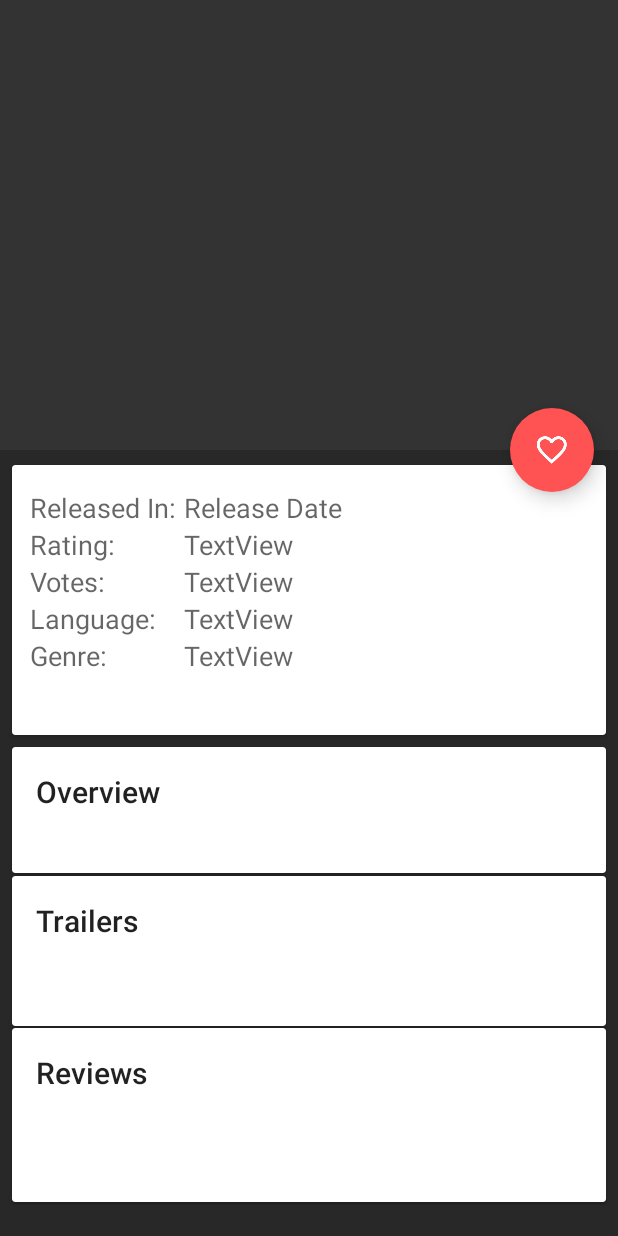
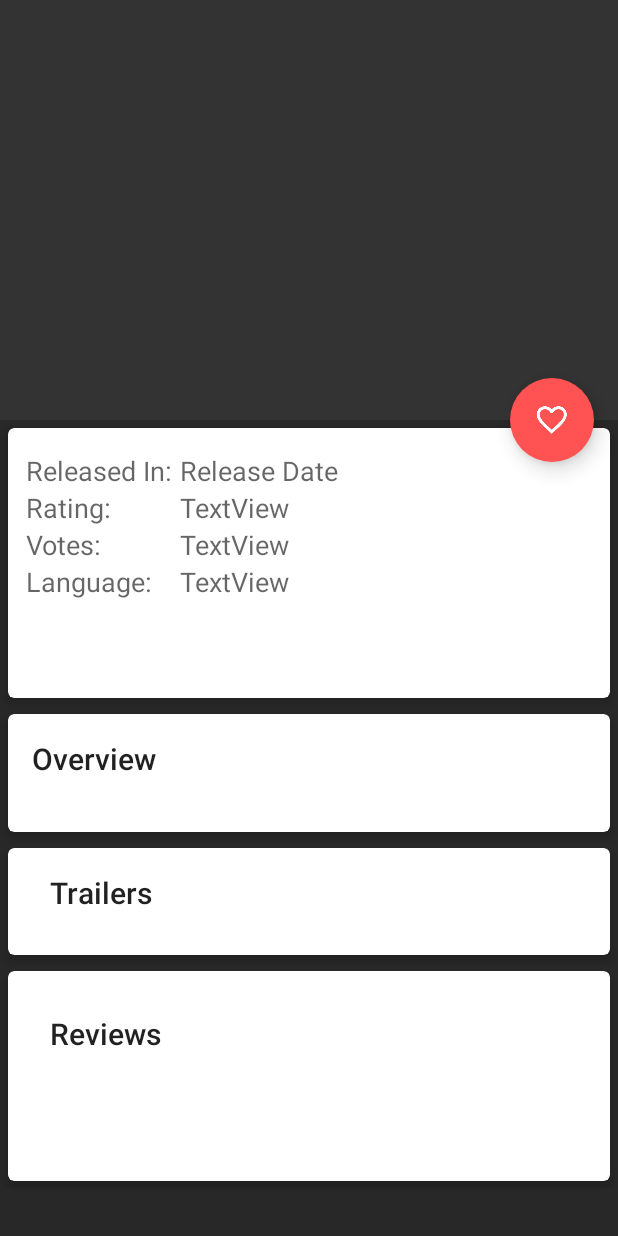
Before and after one commit to manvigupta1987/PopularMovies, an Android app: the layout fragment_movie_detail.xml on its own in the app's theme, with its tools: preview values and no code run, on a phone screen of 412 x 824 dp. Run offline under Robolectric (Android 15) with nearby library versions, the phone set to English and light mode, and no system bars.

```diff
--- a/app/src/main/java/com/example/manvi/movieappstage1/MainActivityFragment.java
+++ b/app/src/main/java/com/example/manvi/movieappstage1/MainActivityFragment.java
@@ -168,11 +168,6 @@ public class MainActivityFragment extends Fragment implements MovieAdapter.ListI
 
 
     @Override
-    public void onStart() {
-        super.onStart();
-    }
-
-    @Override
     public void onResume() {
         super.onResume();
         if ((mDatasetList!=null && mDatasetList.isEmpty())
@@ -222,7 +217,6 @@ public class MainActivityFragment extends Fragment implements MovieAdapter.ListI
                 mDatasetList.add(movieData);
             }
             mMovieAdapter.notifyDataSetChanged();
-            //mMovieAdapter.setDatasetList(movieDataList);
             showJsonDataView();
             }
         }
--- a/app/src/main/java/com/example/manvi/movieappstage1/MovieDetailFragment.java
+++ b/app/src/main/java/com/example/manvi/movieappstage1/MovieDetailFragment.java
@@ -83,8 +83,8 @@ public class MovieDetailFragment extends Fragment implements
     @BindDrawable(R.drawable.backdrop_loading_placeholder)
     Drawable loading_backdrop;
 
-    @BindView(R.id.movie_genre)
-    TextView mMovieGenre;
+//    @BindView(R.id.movie_genre)
+//    TextView mMovieGenre;
     @BindView(R.id.collapsing_toolbar) CollapsingToolbarLayout mCollapsingToolbar;
 
     @BindView(R.id.trailerRecyclerView)
--- a/app/src/main/res/layout-sw600dp/fragment_movie_detail.xml
+++ b/app/src/main/res/layout-sw600dp/fragment_movie_detail.xml
@@ -114,11 +114,11 @@
                                 android:text="Language:"
                                 android:textAppearance="@style/TextAppearance.AppCompat.Medium" />
 
-                            <TextView
-                                android:layout_width="match_parent"
-                                android:layout_height="wrap_content"
-                                android:text="Genre:"
-                                android:textAppearance="@style/TextAppearance.AppCompat.Medium" />
+                            <!--<TextView-->
+                                <!--android:layout_width="match_parent"-->
+                                <!--android:layout_height="wrap_content"-->
+                                <!--android:text="Genre:"-->
+                                <!--android:textAppearance="@style/TextAppearance.AppCompat.Medium" />-->
                         </LinearLayout>
 
                         <LinearLayout
@@ -155,12 +155,12 @@
                                 android:textAppearance="@style/TextAppearance.AppCompat.Medium"
                                 tools:text="TextView" />
 
-                            <TextView
-                                android:id="@+id/movie_genre"
-                                android:layout_width="match_parent"
-                                android:layout_height="match_parent"
-                                android:textAppearance="@style/TextAppearance.AppCompat.Medium"
-                                tools:text="TextView" />
+                            <!--<TextView-->
+                                <!--android:id="@+id/movie_genre"-->
+                                <!--android:layout_width="match_parent"-->
+                                <!--android:layout_height="match_parent"-->
+                                <!--android:textAppearance="@style/TextAppearance.AppCompat.Medium"-->
+                                <!--tools:text="TextView" />-->
                         </LinearLayout>
                     </LinearLayout>
                 </LinearLayout>
--- a/app/src/main/res/layout/fragment_movie_detail.xml
+++ b/app/src/main/res/layout/fragment_movie_detail.xml
@@ -3,6 +3,7 @@
     xmlns:android="http://schemas.android.com/apk/res/android"
     xmlns:app="http://schemas.android.com/apk/res-auto"
     xmlns:tools="http://schemas.android.com/tools"
+    xmlns:card_view="http://schemas.android.com/apk/res-auto"
     android:id="@+id/main_content"
     style="@style/matchParent"
     android:fitsSystemWindows="true">  <!-- this attribute is not required for two pane tablet layout since it will shrink the action bar on the left activity as well.-->
@@ -29,7 +30,7 @@
             <ImageView
                 android:id="@+id/detail_backdrop"
                 android:layout_width="match_parent"
-                android:layout_height="300dp"
+                android:layout_height="280dp"
                 android:adjustViewBounds="true"
                 android:scaleType="centerCrop"
                 app:layout_collapseMode="parallax" />
@@ -75,12 +76,16 @@
         <LinearLayout
             style="@style/matchParent"
             android:orientation="vertical"
-            android:paddingTop="2dp">
+            android:clipChildren="false"
+            android:paddingBottom="@dimen/activity_vertical_margin">
 
             <android.support.v7.widget.CardView
                 android:layout_width="match_parent"
                 android:layout_height="@dimen/imgae_card"
-                android:layout_margin="@dimen/card_margin">
+                android:layout_gravity="center"
+                android:layout_margin="5dp"
+                card_view:cardCornerRadius="4dp"
+                card_view:cardElevation="4dp">
 
                 <LinearLayout
                     style="@style/matchParent">
@@ -129,11 +134,11 @@
                                 android:text="Language:"
                                 android:textAppearance="@style/TextAppearance.AppCompat.Medium" />
 
-                            <TextView
-                                android:layout_width="match_parent"
-                                android:layout_height="wrap_content"
-                                android:text="Genre:"
-                                android:textAppearance="@style/TextAppearance.AppCompat.Medium" />
+                            <!--<TextView-->
+                                <!--android:layout_width="match_parent"-->
+                                <!--android:layout_height="wrap_content"-->
+                                <!--android:text="Genre:"-->
+                                <!--android:textAppearance="@style/TextAppearance.AppCompat.Medium" />-->
                         </LinearLayout>
 
                         <LinearLayout
@@ -169,11 +174,11 @@
                                 android:textAppearance="@style/TextAppearance.AppCompat.Medium"
                                 tools:text="TextView" />
 
-                            <TextView
-                                android:id="@+id/movie_genre"
-                                style="@style/matchParent"
-                                android:textAppearance="@style/TextAppearance.AppCompat.Medium"
-                                tools:text="TextView" />
+                            <!--<TextView-->
+                                <!--android:id="@+id/movie_genre"-->
+                                <!--style="@style/matchParent"-->
+                                <!--android:textAppearance="@style/TextAppearance.AppCompat.Medium"-->
+                                <!--tools:text="TextView" />-->
                         </LinearLayout>
                     </LinearLayout>
                 </LinearLayout>
@@ -182,9 +187,10 @@
             <android.support.v7.widget.CardView
                 android:layout_width="match_parent"
                 android:layout_height="wrap_content"
-                android:layout_marginBottom="2dp"
-                android:layout_marginLeft="@dimen/card_margin"
-                android:layout_marginRight="@dimen/card_margin">
+                android:layout_gravity="center"
+                android:layout_margin="5dp"
+                card_view:cardCornerRadius="4dp"
+                card_view:cardElevation="4dp">
 
                 <LinearLayout
                     style="@style/Widget.CardContent"
@@ -192,7 +198,7 @@
                     android:layout_height="wrap_content">
 
                     <TextView
-                        android:layout_width="match_parent"
+                        android:layout_width="wrap_content"
                         android:layout_height="wrap_content"
                         android:contentDescription="@string/overview"
                         android:text="@string/overview"
@@ -202,7 +208,9 @@
                         android:id="@+id/movie_plot"
                         android:layout_width="match_parent"
                         android:layout_height="wrap_content"
-                        android:textAppearance="@style/TextAppearance.AppCompat.Medium" />
+                        android:lineSpacingMultiplier="1.15"
+                        android:textColor="@color/colorDarkGrey"
+                        android:textAppearance="@style/TextAppearance.AppCompat.Body1" />
 
                 </LinearLayout>
 
@@ -211,9 +219,10 @@
             <android.support.v7.widget.CardView
                 android:layout_width="match_parent"
                 android:layout_height="wrap_content"
-                android:layout_marginBottom="1dp"
-                android:layout_marginLeft="@dimen/card_margin"
-                android:layout_marginRight="@dimen/card_margin">
+                android:layout_gravity="center"
+                android:layout_margin="5dp"
+                card_view:cardCornerRadius="4dp"
+                card_view:cardElevation="4dp">
 
                 <LinearLayout
                     style="@style/Widget.CardContent"
@@ -225,7 +234,17 @@
                         android:layout_height="wrap_content"
                         android:contentDescription="@string/trailer"
                         android:text="Trailers"
+                        android:gravity="left"
+                        android:paddingBottom="12dp"
+                        android:paddingLeft="12dp"
+                        android:paddingRight="12dp"
                         android:textAppearance="@style/TextAppearance.AppCompat.Title" />
+
+                    <android.support.v7.widget.RecyclerView
+                        android:id="@+id/trailerRecyclerView"
+                        style="@style/matchParent"
+                        android:clickable="true">
+                    </android.support.v7.widget.RecyclerView>
 
                     <TextView
                         android:id="@+id/noTrailer_text_view"
@@ -233,17 +252,8 @@
                         android:layout_height="wrap_content"
                         android:contentDescription="@string/no_Trailers"
                         android:text="@string/no_Trailers"
-                        android:layout_marginTop="16dp"
-                        android:layout_marginLeft="16dp"
                         android:textAppearance="@style/TextAppearance.AppCompat.Medium"
-                        android:visibility="invisible" />
-
-                    <android.support.v7.widget.RecyclerView
-                        android:id="@+id/trailerRecyclerView"
-                        style="@style/matchParent"
-                        android:clickable="true">
-                    </android.support.v7.widget.RecyclerView>
-
+                        android:visibility="gone" />
 
                 </LinearLayout>
 
@@ -252,9 +262,10 @@
             <android.support.v7.widget.CardView
                 android:layout_width="match_parent"
                 android:layout_height="wrap_content"
-                android:layout_marginBottom="2dp"
-                android:layout_marginLeft="@dimen/card_margin"
-                android:layout_marginRight="@dimen/card_margin">
+                android:layout_gravity="center"
+                android:layout_margin="5dp"
+                card_view:cardCornerRadius="4dp"
+                card_view:cardElevation="4dp">
 
                 <LinearLayout
                     style="@style/Widget.CardContent"
@@ -262,11 +273,14 @@
                     android:layout_height="wrap_content">
 
                     <TextView
-                        android:layout_width="match_parent"
+                        android:layout_width="wrap_content"
                         android:layout_height="wrap_content"
+                        android:gravity="left"
+                        android:padding="12dp"
                         android:contentDescription="@string/review"
                         android:text="@string/review"
                         android:textAppearance="@style/TextAppearance.AppCompat.Title" />
+
 
                     <android.support.v7.widget.RecyclerView
                         android:id="@+id/ReviewRecyclerView"
--- a/app/src/main/res/values/colors.xml
+++ b/app/src/main/res/values/colors.xml
@@ -10,12 +10,14 @@
     <!-- Background color for app -->
     <color name="tan_background">#FFF7DA</color>
     <color name="text_unselected_color">#D3D3D3</color>
+    <color name="rating_color">#34495e</color>
 
     <color name="fab_color_1">#ff5252</color>
     <color name="fab_color_1_muted">#ff8080</color>
     <color name="fab_color_2">#9c27b0</color>
     <color name="fab_color_2_muted">#a56ab0</color>
     <color name="black_translucent_60">#99000000</color>
+    <color name="colorDarkGrey">#666666</color>
 
     <color name="window_background">#282828</color>
 
```
Also changed, not shown: app/src/main/java/com/example/manvi/movieappstage1/Adapter/MovieAdapter.java (+7 -3 lines), app/src/main/res/layout/movie_list_item.xml (+36 -1 lines), app/src/main/res/layout/review_item.xml (+4 -9 lines), app/src/main/res/mipmap-xhdpi/rating_star_small.png (added), 23 other files.
